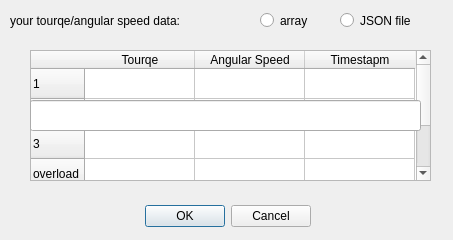
The window that utils/harmonic_drive_selector/gui/ui/data_dialog.ui (AimanHaidar/harmonic-drive-selector) describes before a commit, drawn with Qt 5.
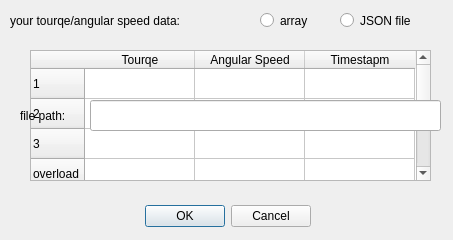
The same window after the commit.

Commit message: edit geometry from designer

Patch:
```diff
--- a/utils/harmonic_drive_selector/gui/ui/data_dialog.ui
+++ b/utils/harmonic_drive_selector/gui/ui/data_dialog.ui
@@ -130,9 +130,9 @@
    </property>
    <property name="geometry">
     <rect>
-     <x>30</x>
+     <x>90</x>
      <y>100</y>
-     <width>391</width>
+     <width>351</width>
      <height>31</height>
     </rect>
    </property>
@@ -143,6 +143,19 @@
     <bool>false</bool>
    </property>
   </widget>
+  <widget class="QLabel" name="label_2">
+   <property name="geometry">
+    <rect>
+     <x>20</x>
+     <y>100</y>
+     <width>66</width>
+     <height>31</height>
+    </rect>
+   </property>
+   <property name="text">
+    <string>file path:</string>
+   </property>
+  </widget>
  </widget>
  <resources/>
  <connections>
```
The commit also changes 4 other files.
